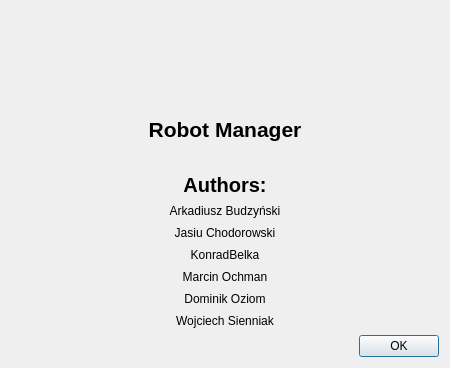
Before: the Qt Designer form prj/src/logistic_system/ui/AboutRobotManagerDialog.ui in ZbigniewLogisticsINC/Projekt, drawn with Qt 5.
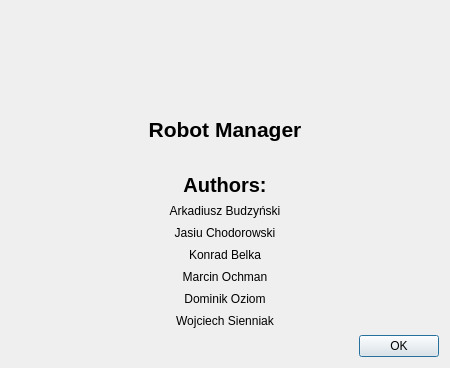
After: the same form once the commit is applied. Icons and pictures are not drawn.

The edit to the form file:
```diff
--- a/prj/src/logistic_system/ui/AboutRobotManagerDialog.ui
+++ b/prj/src/logistic_system/ui/AboutRobotManagerDialog.ui
@@ -91,7 +91,7 @@
      <item>
       <widget class="QLabel" name="label_8">
        <property name="text">
-        <string>KonradBelka</string>
+        <string>Konrad Belka</string>
        </property>
        <property name="alignment">
         <set>Qt::AlignCenter</set>
```
